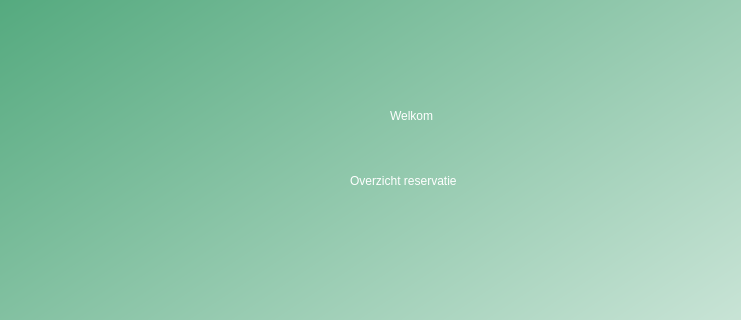
Above: sport_booker/gui/confirmreservationscreen.ui from bert-pxl/sport-booker before the change; both pictures show x 0 to 741 and y 0 to 320 of the 901 by 602 pixel window. Below: the same form after it.
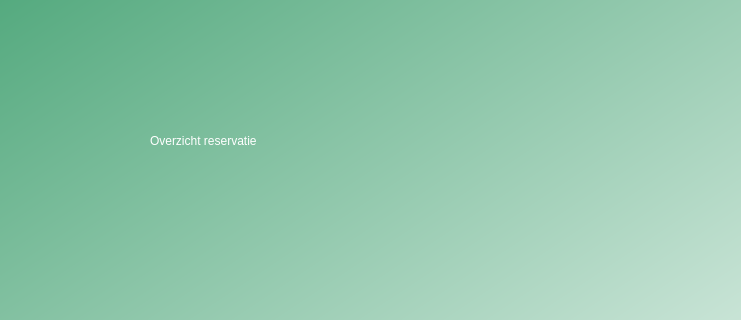
That is the form after the change.

```diff
--- a/sport_booker/gui/confirmreservationscreen.ui
+++ b/sport_booker/gui/confirmreservationscreen.ui
@@ -29,24 +29,8 @@
    <widget class="QLabel" name="label">
     <property name="geometry">
      <rect>
-      <x>390</x>
-      <y>90</y>
-      <width>151</width>
-      <height>51</height>
-     </rect>
-    </property>
-    <property name="styleSheet">
-     <string notr="true">font: 75 26pt &quot;Verdana&quot;;color:rgb(255, 255, 255)</string>
-    </property>
-    <property name="text">
-     <string>Welkom</string>
-    </property>
-   </widget>
-   <widget class="QLabel" name="label_2">
-    <property name="geometry">
-     <rect>
-      <x>350</x>
-      <y>160</y>
+      <x>150</x>
+      <y>120</y>
       <width>311</width>
       <height>41</height>
      </rect>
```
Left out of the diff: 18 changed lines with no effect on the pictures.
